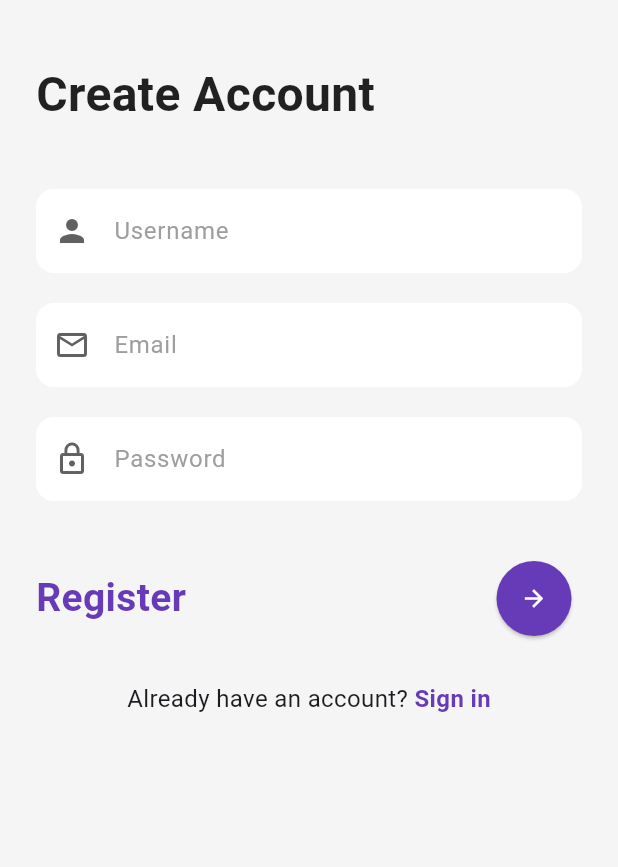
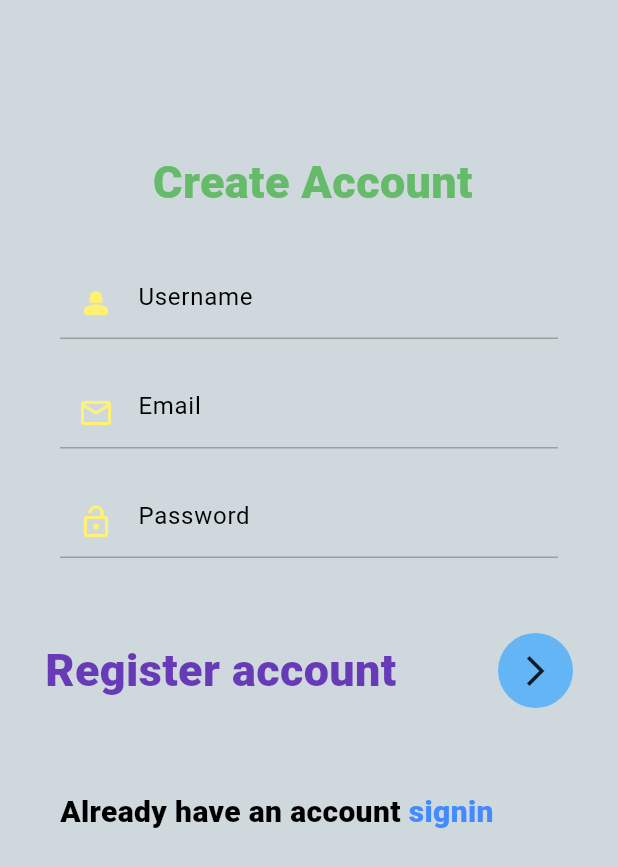
Before and after one commit to Ambikadulal/reliance_college_app, a Flutter app: the screen it shows after launch, item 3 of the bottom bar chosen, after a tap on "Register", on a phone screen of 412 x 824 dp. Shown: the top 867 px of the screen. Run offline on Flutter 3.47's test engine with Material 3 defaults, Android fonts, the phone set to English and light mode, and no system bars; our stand-ins replace shared_preferences.

```diff
--- a/lib/pages/screens/my_home_page.dart
+++ b/lib/pages/screens/my_home_page.dart
@@ -3,6 +3,7 @@ import 'package:bca_student_app/pages/screens/dashboard.dart';
 import 'package:bca_student_app/pages/screens/profile.dart';
 import 'package:bca_student_app/pages/screens/student_info_listview.dart';
 import 'package:flutter/material.dart';
+import 'package:shared_preferences/shared_preferences.dart';
 
 class MyHomePage extends StatefulWidget {
   const MyHomePage({super.key, required this.title});
@@ -16,7 +17,7 @@ class MyHomePage extends StatefulWidget {
 class _MyHomePageState extends State<MyHomePage> {
   int _selectedIndex = 0;
 
-  static final List<Widget> _widgetOptions = <Widget>[
+  static List<Widget> _widgetOptions = <Widget>[
     StudentDashboard(),
     StudentInfoListView(),
     ProfileScreen(email: '', username: ''),
@@ -26,6 +27,34 @@ class _MyHomePageState extends State<MyHomePage> {
     setState(() {
       _selectedIndex = index;
     });
+  }
+
+  String email = "";
+  String name = "";
+  bool isLoggedIn = false;
+
+  @override
+  void initState() {
+    super.initState();
+    _loadUserData();
+  }
+
+  Future<void> _loadUserData() async {
+    final prefs = await SharedPreferences.getInstance();
+    setState(() {
+      isLoggedIn = prefs.getBool('isLoggedIn') ?? false;
+      email = prefs.getString('email') ?? "";
+      name = prefs.getString('name') ?? "";
+      _buildWidgetOptions();
+    });
+  }
+
+  void _buildWidgetOptions() {
+    _widgetOptions = <Widget>[
+      StudentDashboard(),
+      StudentInfoListView(),
+      ProfileScreen(),
+    ];
   }
 
   @override
--- a/lib/pages/screens/profile.dart
+++ b/lib/pages/screens/profile.dart
@@ -1,78 +1,127 @@
+import 'package:bca_student_app/pages/screens/register_screen.dart';
 import 'package:bca_student_app/pages/screens/sign_in.dart';
-import 'package:bca_student_app/pages/screens/register_screen.dart';
 import 'package:bca_student_app/pages/screens/widgets/button.dart';
 import 'package:flutter/material.dart';
+import 'package:shared_preferences/shared_preferences.dart';
 
-class ProfileScreen extends StatelessWidget {
-  final String email;
-  final String username;
+class ProfileScreen extends StatefulWidget {
+  const ProfileScreen({super.key, required String email, required String username});
 
-  const ProfileScreen({super.key, required this.email, required this.username});
+  @override
+  State<ProfileScreen> createState() => _ProfileScreenState();
+}
+
+class _ProfileScreenState extends State<ProfileScreen> {
+  String _username = "";
+  String _email = "";
+
+  @override
+  void initState() {
+    super.initState();
+    _loadUserData();
+  }
+
+  Future<void> _loadUserData() async {
+    final prefs = await SharedPreferences.getInstance();
+    setState(() {
+      _username = prefs.getString('username') ?? "";
+      _email = prefs.getString('email') ?? "";
+    });
+  }
+
+  Future<void> _logout() async {
+    final prefs = await SharedPreferences.getInstance();
+    await prefs.remove('username');
+    await prefs.remove('email');
+    setState(() {
+      _username = "";
+      _email = "";
+    });
+  }
 
   @override
   Widget build(BuildContext context) {
-    return Scaffold(
-      backgroundColor: Colors.grey[100],
-      body: SafeArea(
-        child: Center(
+    final bool isLoggedIn = _email.isNotEmpty;
+
+    return Center(
       child: Padding(
-            padding: const EdgeInsets.symmetric(horizontal: 24.0, vertical: 40),
-            child: Column(
+        padding: const EdgeInsets.symmetric(horizontal: 20.0),
+        child:
+            isLoggedIn
+                ? Column(
                   mainAxisAlignment: MainAxisAlignment.center,
                   children: [
-                // Profile Avatar
                     CircleAvatar(
                       radius: 50,
                       backgroundColor: Colors.blue[100],
-                  child: const Icon(Icons.person, size: 50, color: Colors.blue),
-                ),
-                const SizedBox(height: 20),
-
-                // Username
-                Text(
-                  username.isNotEmpty ? username : "Guest User",
-                  style: const TextStyle(
-                    fontSize: 24,
-                    fontWeight: FontWeight.w600,
-                    color: Colors.black87,
+                      child: const Icon(
+                        Icons.person,
+                        size: 50,
+                        color: Colors.blue,
                       ),
                     ),
-                const SizedBox(height: 8),
-
-                // Email
+                    const SizedBox(height: 10),
                     Text(
-                  email,
+                      _username.isNotEmpty ? _username : "Welcome!",
+                      style: const TextStyle(
+                        fontSize: 20,
+                        fontWeight: FontWeight.bold,
+                      ),
+                    ),
+                    Text(
+                      _email,
                       style: const TextStyle(fontSize: 16, color: Colors.grey),
                     ),
                     const SizedBox(height: 30),
-
-                // Sign In Button
+                    CommonButtonWidget(
+                      buttonText: "Logout",
+                      onPressed: _logout,
+                    ),
+                  ],
+                )
+                : Column(
+                  mainAxisAlignment: MainAxisAlignment.center,
+                  children: [
+                    CircleAvatar(
+                      radius: 50,
+                      backgroundColor: Colors.blue[100],
+                      child: const Icon(
+                        Icons.person,
+                        size: 50,
+                        color: Colors.blue,
+                      ),
+                    ),
+                    const SizedBox(height: 10),
+                    const Text(
+                      "Guest User",
+                      style: TextStyle(
+                        fontSize: 20,
+                        fontWeight: FontWeight.bold,
+                      ),
+                    ),
+                    const SizedBox(height: 20),
                     CommonButtonWidget(
                       buttonText: "Sign In",
-                  bottoncolor: Colors.greenAccent,
-                  onPressed: () {
-                    Navigator.of(
+                      onPressed:
+                          () => Navigator.push(
                             context,
-                    ).push(MaterialPageRoute(builder: (context) => Signin()));
-                  },
-                  buttonColor: Colors.cyanAccent,
+                            MaterialPageRoute(
+                              builder: (context) => const Signin(),
                             ),
-                const SizedBox(height: 16),
-
-                // Register Button
+                          ),
+                    ),
+                    const SizedBox(height: 10),
                     CommonButtonWidget(
                       buttonText: "Register",
-                  bottoncolor: Colors.lightGreenAccent,
-                  onPressed: () {
-                    Navigator.of(
+                      onPressed:
+                          () => Navigator.push(
                             context,
-                    ).push(MaterialPageRoute(builder: (context) => Register()));
-                  },
-                  buttonColor: Colors.amberAccent,
+                            MaterialPageRoute(
+                              builder: (context) => const Register(),
+                            ),
+                          ),
                     ),
                   ],
-            ),
-          ),
                 ),
       ),
     );
--- a/lib/pages/screens/register_screen.dart
+++ b/lib/pages/screens/register_screen.dart
@@ -1,6 +1,6 @@
-import 'package:bca_student_app/pages/screens/profile.dart';
 import 'package:bca_student_app/pages/screens/sign_in.dart';
 import 'package:flutter/material.dart';
+import 'package:shared_preferences/shared_preferences.dart';
 
 class Register extends StatefulWidget {
   const Register({super.key});
@@ -10,153 +10,153 @@ class Register extends StatefulWidget {
 }
 
 class _RegisterState extends State<Register> {
-  late final TextEditingController _emailController;
-  late final TextEditingController _passwordController;
-  late final TextEditingController _usernameController;
+  final TextEditingController usernameController = TextEditingController();
+  final TextEditingController emailController = TextEditingController();
+  final TextEditingController passwordController = TextEditingController();
 
-  final _formKey = GlobalKey<FormState>();
+  Future<void> _saveUserData() async {
+    final prefs = await SharedPreferences.getInstance();
+    await prefs.setString('username', usernameController.text.trim());
+    await prefs.setString('email', emailController.text.trim());
 
-  @override
-  void initState() {
-    super.initState();
-    _emailController = TextEditingController();
-    _passwordController = TextEditingController();
-    _usernameController = TextEditingController();
-  }
+    if (!mounted) return;
+    ScaffoldMessenger.of(
+      context,
+    ).showSnackBar(const SnackBar(content: Text('User data saved locally!')));
 
-  @override
-  void dispose() {
-    _emailController.dispose();
-    _passwordController.dispose();
-    _usernameController.dispose();
-    super.dispose();
-  }
-
-  InputDecoration _inputDecoration(String hint, IconData icon) {
-    return InputDecoration(
-      prefixIcon: Icon(icon, color: Colors.grey[700]),
-      hintText: hint,
-      hintStyle: const TextStyle(color: Colors.grey),
-      filled: true,
-      fillColor: Colors.white,
-      border: OutlineInputBorder(
-        borderRadius: BorderRadius.circular(12),
-        borderSide: BorderSide.none,
-      ),
-      contentPadding: const EdgeInsets.symmetric(vertical: 16, horizontal: 16),
-    );
+    // You can navigate
+    Navigator.of(
+      context,
+    ).push(MaterialPageRoute(builder: (context) => const Signin()));
   }
 
   @override
   Widget build(BuildContext context) {
     return Scaffold(
-      backgroundColor: Colors.grey[100],
-      body: SafeArea(
-        child: SingleChildScrollView(
-          padding: const EdgeInsets.symmetric(horizontal: 24, vertical: 40),
-          child: Form(
-            key: _formKey,
-            child: Column(
-              crossAxisAlignment: CrossAxisAlignment.start,
+      backgroundColor: Colors.blueGrey[100],
+      body: Column(
+        crossAxisAlignment: CrossAxisAlignment.center,
         children: [
-                const Text(
+          const SizedBox(height: 100),
+          Padding(
+            padding: const EdgeInsets.only(left: 5),
+            child: Text(
               "Create Account",
               style: TextStyle(
-                    fontSize: 32,
-                    fontWeight: FontWeight.bold,
-                    color: Colors.black87,
+                fontSize: 30,
+                color: Colors.green[400],
+                fontWeight: FontWeight.w900,
               ),
             ),
-                const SizedBox(height: 40),
-                TextFormField(
-                  controller: _usernameController,
-                  decoration: _inputDecoration("Username", Icons.person),
-                  validator:
-                      (value) =>
-                          value == null || value.isEmpty
-                              ? 'Enter your username'
-                              : null,
           ),
-                const SizedBox(height: 20),
-                TextFormField(
-                  controller: _emailController,
-                  decoration: _inputDecoration("Email", Icons.email_outlined),
-                  validator:
-                      (value) =>
-                          value == null || value.isEmpty
-                              ? 'Enter your email'
-                              : null,
+          const SizedBox(height: 35),
+          Container(
+            padding: const EdgeInsets.symmetric(horizontal: 40),
+            child: TextField(
+              controller: usernameController,
+              decoration: InputDecoration(
+                prefixIcon: Icon(
+                  Icons.person_2_rounded,
+                  color: Colors.yellow[300],
                 ),
-                const SizedBox(height: 20),
-                TextFormField(
-                  controller: _passwordController,
-                  decoration: _inputDecoration("Password", Icons.lock_outline),
+                hintText: "Username",
+                hintStyle: const TextStyle(color: Colors.black),
+                enabledBorder: const UnderlineInputBorder(
+                  borderSide: BorderSide(color: Colors.grey),
+                ),
+              ),
+            ),
+          ),
+          const SizedBox(height: 25),
+          Container(
+            padding: const EdgeInsets.symmetric(horizontal: 40),
+            child: TextField(
+              controller: emailController,
+              decoration: InputDecoration(
+                prefixIcon: Icon(
+                  Icons.email_outlined,
+                  color: Colors.yellow[300],
+                ),
+                hintText: "Email",
+                hintStyle: const TextStyle(color: Colors.black),
+                enabledBorder: const UnderlineInputBorder(
+                  borderSide: BorderSide(color: Colors.grey),
+                ),
+              ),
+            ),
+          ),
+          const SizedBox(height: 25),
+          Container(
+            padding: const EdgeInsets.symmetric(horizontal: 40),
+            child: TextField(
+              controller: passwordController,
               obscureText: true,
-                  validator:
-                      (value) =>
-                          value == null || value.isEmpty
-                              ? 'Enter your password'
-                              : null,
+              decoration: InputDecoration(
+                prefixIcon: Icon(
+                  Icons.lock_open_outlined,
+                  color: Colors.yellow[300],
                 ),
-                const SizedBox(height: 40),
-                Row(
+                hintText: "Password",
+                hintStyle: const TextStyle(color: Colors.black),
+                enabledBorder: const UnderlineInputBorder(
+                  borderSide: BorderSide(color: Colors.grey),
+                ),
+              ),
+            ),
+          ),
+          const SizedBox(height: 10),
+          Padding(
+            padding: const EdgeInsets.symmetric(horizontal: 30, vertical: 40),
+            child: Row(
               mainAxisAlignment: MainAxisAlignment.spaceBetween,
               children: [
                 const Text(
-                      "Register",
+                  "Register account",
                   style: TextStyle(
-                        fontSize: 26,
-                        fontWeight: FontWeight.bold,
+                    fontSize: 30,
                     color: Colors.deepPurple,
+                    fontWeight: FontWeight.w900,
                   ),
                 ),
-                    ElevatedButton(
-                      onPressed: () {
-                        if (_formKey.currentState!.validate()) {
-                          Navigator.of(context).push(
-                            MaterialPageRoute(
-                              builder:
-                                  (context) => ProfileScreen(
-                                    email: _emailController.text,
-                                    username: _usernameController.text,
+                InkWell(
+                  onTap: _saveUserData,
+                  child: ClipOval(
+                    child: Container(
+                      height: 50,
+                      width: 50,
+                      decoration: BoxDecoration(color: Colors.blue[300]),
+                      child: const Icon(Icons.arrow_forward_ios_outlined),
                     ),
-                            ),
-                          );
-                        }
-                      },
-                      style: ElevatedButton.styleFrom(
-                        backgroundColor: Colors.deepPurple,
-                        shape: const CircleBorder(),
-                        padding: const EdgeInsets.all(16),
-                      ),
-                      child: const Icon(
-                        Icons.arrow_forward,
-                        color: Colors.white,
                   ),
                 ),
               ],
             ),
-                const SizedBox(height: 30),
-                Center(
-                  child: Wrap(
-                    alignment: WrapAlignment.center,
+          ),
+          const SizedBox(height: 5),
+          Padding(
+            padding: const EdgeInsets.symmetric(horizontal: 40, vertical: 10),
+            child: Row(
               children: [
                 const Text(
-                        "Already have an account? ",
-                        style: TextStyle(fontSize: 16),
+                  "Already have an account ",
+                  style: TextStyle(
+                    fontSize: 20,
+                    color: Colors.black,
+                    fontWeight: FontWeight.w900,
                   ),
-                      GestureDetector(
+                ),
+                InkWell(
                   onTap: () {
                     Navigator.of(context).push(
-                            MaterialPageRoute(builder: (context) => Signin()),
+                      MaterialPageRoute(builder: (context) => const Signin()),
                     );
                   },
                   child: const Text(
-                          "Sign in",
+                    "signin",
                     style: TextStyle(
-                            fontSize: 16,
-                            color: Colors.deepPurple,
-                            fontWeight: FontWeight.bold,
+                      fontSize: 20,
+                      color: Colors.blueAccent,
+                      fontWeight: FontWeight.w900,
                     ),
                   ),
                 ),
@@ -165,9 +165,6 @@ class _RegisterState extends State<Register> {
           ),
         ],
       ),
-          ),
-        ),
-      ),
     );
   }
 }
--- a/lib/pages/screens/widgets/button.dart
+++ b/lib/pages/screens/widgets/button.dart
@@ -2,13 +2,11 @@ import 'package:flutter/material.dart';
 
 class CommonButtonWidget extends StatelessWidget {
   final String buttonText;
-  final Color buttonColor;
-  final VoidCallback? onPressed;
+  final GestureTapCallback? onPressed;
   const CommonButtonWidget({
     super.key,
     required this.buttonText,
-    required this.buttonColor,
-    required this.onPressed, required MaterialAccentColor bottoncolor,
+    this.onPressed,
   });
 
   @override
@@ -19,7 +17,7 @@ class CommonButtonWidget extends StatelessWidget {
       child: ElevatedButton(
         onPressed: onPressed,
         style: ElevatedButton.styleFrom(
-          backgroundColor: buttonColor,
+          backgroundColor: Colors.blue,
           shape: RoundedRectangleBorder(
             borderRadius: BorderRadius.circular(10),
           ),
--- a/pubspec.yaml
+++ b/pubspec.yaml
@@ -34,6 +34,7 @@ dependencies:
   # The following adds the Cupertino Icons font to your application.
   # Use with the CupertinoIcons class for iOS style icons.
   cupertino_icons: ^1.0.8
+  shared_preferences: ^2.2.0
 
 dev_dependencies:
   flutter_test:
```
Also changed, not shown: lib/pages/screens/sign_in.dart (+113 -91 lines), pubspec.lock. Lines whose indentation alone changed are shown as unchanged.
